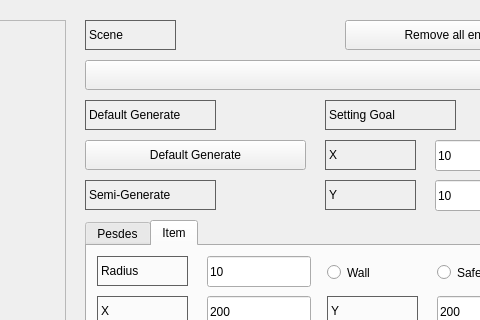
Above: pypeds/gui/ui/mainwindow_setting.ui from my-HenryS/pypeds before the change; both pictures show x 735 to 1215 and y 0 to 320 of the 1315 by 732 pixel window. Below: the same form after it.
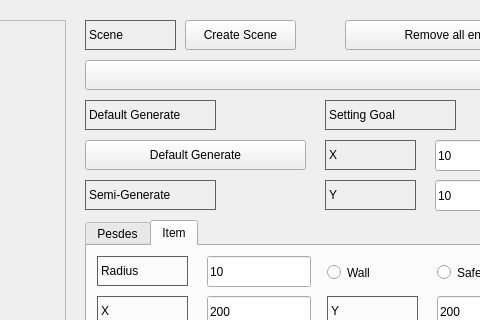
That is the form after the change.

Commit message: Solve the Scene problem

What changed in the file:
```diff
--- a/pypeds/gui/ui/mainwindow_setting.ui
+++ b/pypeds/gui/ui/mainwindow_setting.ui
@@ -1017,6 +1017,19 @@
      <string>Remove all entity</string>
     </property>
    </widget>
+   <widget class="QPushButton" name="pushButton_20">
+    <property name="geometry">
+     <rect>
+      <x>920</x>
+      <y>20</y>
+      <width>111</width>
+      <height>30</height>
+     </rect>
+    </property>
+    <property name="text">
+     <string>Create Scene</string>
+    </property>
+   </widget>
   </widget>
   <widget class="QMenuBar" name="menubar">
    <property name="geometry">
```
The commit also changes 7 other files.
